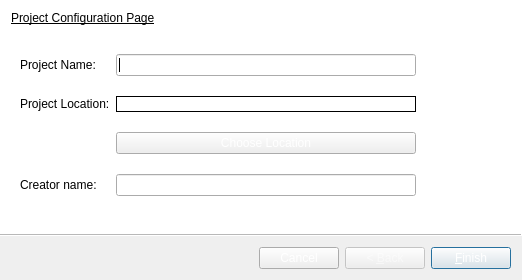
Super-SaiyanSandwich/ECMM427, file RTIe/RTIe_builder/project_Wizard.ui: the form before one commit.
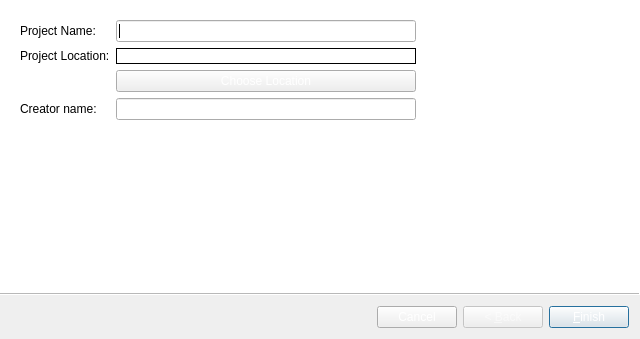
The form after the commit.

Patch:
```diff
--- a/RTIe/RTIe_builder/project_Wizard.ui
+++ b/RTIe/RTIe_builder/project_Wizard.ui
@@ -9,22 +9,10 @@
    <rect>
     <x>0</x>
     <y>0</y>
-    <width>522</width>
-    <height>280</height>
+    <width>640</width>
+    <height>339</height>
    </rect>
   </property>
-  <property name="minimumSize">
-   <size>
-    <width>522</width>
-    <height>280</height>
-   </size>
-  </property>
-  <property name="maximumSize">
-   <size>
-    <width>522</width>
-    <height>280</height>
-   </size>
-  </property>
   <property name="palette">
    <palette>
     <active>
@@ -83,50 +71,600 @@
   <widget class="QWizardPage" name="wizardPage1">
    <layout class="QFormLayout" name="formLayout_2">
     <item row="0" column="0">
-     <widget class="QLabel" name="label">
-      <property name="font">
-       <font>
-        <weight>50</weight>
-        <italic>false</italic>
-        <bold>false</bold>
-        <underline>true</underline>
-       </font>
-      </property>
-      <property name="text">
-       <string>Project Configuration Page</string>
-      </property>
-     </widget>
-    </item>
-    <item row="1" column="0">
      <widget class="QWidget" name="formWidget" native="true">
-      <property name="sizePolicy">
-       <sizepolicy hsizetype="Expanding" vsizetype="Expanding">
-        <horstretch>0</horstretch>
-        <verstretch>0</verstretch>
-       </sizepolicy>
-      </property>
-      <layout class="QGridLayout" name="gridLayout">
-       <item row="1" column="1">
-        <widget class="QLineEdit" name="project_Name_Line_Edit"/>
-       </item>
-       <item row="2" column="0">
-        <widget class="QLabel" name="label_2">
-         <property name="text">
-          <string>Project Location:</string>
-         </property>
-        </widget>
-       </item>
-       <item row="1" column="0">
+      <layout class="QFormLayout" name="formLayout">
+       <property name="labelAlignment">
+        <set>Qt::AlignLeading|Qt::AlignLeft|Qt::AlignTop</set>
+       </property>
+       <item row="0" column="0">
         <widget class="QLabel" name="label_1">
+         <property name="palette">
+          <palette>
+           <active>
+            <colorrole role="WindowText">
+             <brush brushstyle="SolidPattern">
+              <color alpha="255">
+               <red>0</red>
+               <green>0</green>
+               <blue>0</blue>
+              </color>
+             </brush>
+            </colorrole>
+            <colorrole role="Text">
+             <brush brushstyle="SolidPattern">
+              <color alpha="255">
+               <red>0</red>
+               <green>0</green>
+               <blue>0</blue>
+              </color>
+             </brush>
+            </colorrole>
+            <colorrole role="PlaceholderText">
+             <brush brushstyle="SolidPattern">
+              <color alpha="128">
+               <red>0</red>
+               <green>0</green>
+               <blue>0</blue>
+              </color>
+             </brush>
+            </colorrole>
+           </active>
+           <inactive>
+            <colorrole role="WindowText">
+             <brush brushstyle="SolidPattern">
+              <color alpha="255">
+               <red>0</red>
+               <green>0</green>
+               <blue>0</blue>
+              </color>
+             </brush>
+            </colorrole>
+            <colorrole role="Text">
+             <brush brushstyle="SolidPattern">
+              <color alpha="255">
+               <red>0</red>
+               <green>0</green>
+               <blue>0</blue>
+              </color>
+             </brush>
+            </colorrole>
+            <colorrole role="PlaceholderText">
+             <brush brushstyle="SolidPattern">
+              <color alpha="128">
+               <red>0</red>
+               <green>0</green>
+               <blue>0</blue>
+              </color>
+             </brush>
+            </colorrole>
+           </inactive>
+           <disabled>
+            <colorrole role="WindowText">
+             <brush brushstyle="SolidPattern">
+              <color alpha="127">
+               <red>255</red>
+               <green>255</green>
+               <blue>255</blue>
+              </color>
+             </brush>
+            </colorrole>
+            <colorrole role="Text">
+             <brush brushstyle="SolidPattern">
+              <color alpha="127">
+               <red>255</red>
+               <green>255</green>
+               <blue>255</blue>
+              </color>
+             </brush>
+            </colorrole>
+            <colorrole role="PlaceholderText">
+             <brush brushstyle="SolidPattern">
+              <color alpha="128">
+               <red>231</red>
+               <green>231</green>
+               <blue>231</blue>
+              </color>
+             </brush>
+            </colorrole>
+           </disabled>
+          </palette>
+         </property>
          <property name="text">
           <string>Project Name:</string>
          </property>
         </widget>
        </item>
-       <item row="4" column="1">
-        <widget class="QLineEdit" name="editor_Name"/>
+       <item row="0" column="1">
+        <widget class="QLineEdit" name="project_Name_Line_Edit">
+         <property name="palette">
+          <palette>
+           <active>
+            <colorrole role="WindowText">
+             <brush brushstyle="SolidPattern">
+              <color alpha="255">
+               <red>0</red>
+               <green>0</green>
+               <blue>0</blue>
+              </color>
+             </brush>
+            </colorrole>
+            <colorrole role="Text">
+             <brush brushstyle="SolidPattern">
+              <color alpha="255">
+               <red>0</red>
+               <green>0</green>
+               <blue>0</blue>
+              </color>
+             </brush>
+            </colorrole>
+            <colorrole role="PlaceholderText">
+             <brush brushstyle="SolidPattern">
+              <color alpha="128">
+               <red>0</red>
+               <green>0</green>
+               <blue>0</blue>
+              </color>
+             </brush>
+            </colorrole>
+           </active>
+           <inactive>
+            <colorrole role="WindowText">
+             <brush brushstyle="SolidPattern">
+              <color alpha="255">
+               <red>0</red>
+               <green>0</green>
+               <blue>0</blue>
+              </color>
+             </brush>
+            </colorrole>
+            <colorrole role="Text">
+             <brush brushstyle="SolidPattern">
+              <color alpha="255">
+               <red>0</red>
+               <green>0</green>
+               <blue>0</blue>
+              </color>
+             </brush>
+            </colorrole>
+            <colorrole role="PlaceholderText">
+             <brush brushstyle="SolidPattern">
+              <color alpha="128">
+               <red>0</red>
+               <green>0</green>
+               <blue>0</blue>
+              </color>
+             </brush>
+            </colorrole>
+           </inactive>
+           <disabled>
+            <colorrole role="WindowText">
+             <brush brushstyle="SolidPattern">
+              <color alpha="127">
+               <red>255</red>
+               <green>255</green>
+               <blue>255</blue>
+              </color>
+             </brush>
+            </colorrole>
+            <colorrole role="Text">
+             <brush brushstyle="SolidPattern">
+              <color alpha="127">
+               <red>255</red>
+               <green>255</green>
+               <blue>255</blue>
+              </color>
+             </brush>
+            </colorrole>
+            <colorrole role="PlaceholderText">
+             <brush brushstyle="SolidPattern">
+              <color alpha="128">
+               <red>231</red>
+               <green>231</green>
+               <blue>231</blue>
+              </color>
+             </brush>
+            </colorrole>
+           </disabled>
+          </palette>
+         </property>
+        </widget>
+       </item>
+       <item row="1" column="0">
+        <widget class="QLabel" name="label_2">
+         <property name="palette">
+          <palette>
+           <active>
+            <colorrole role="WindowText">
+             <brush brushstyle="SolidPattern">
+              <color alpha="255">
+               <red>0</red>
+               <green>0</green>
+               <blue>0</blue>
+              </color>
+             </brush>
+            </colorrole>
+            <colorrole role="Text">
+             <brush brushstyle="SolidPattern">
+              <color alpha="255">
+               <red>0</red>
+               <green>0</green>
+               <blue>0</blue>
+              </color>
+             </brush>
+            </colorrole>
+            <colorrole role="PlaceholderText">
+             <brush brushstyle="SolidPattern">
+              <color alpha="128">
+               <red>0</red>
+               <green>0</green>
+               <blue>0</blue>
+              </color>
+             </brush>
+            </colorrole>
+           </active>
+           <inactive>
+            <colorrole role="WindowText">
+             <brush brushstyle="SolidPattern">
+              <color alpha="255">
+               <red>0</red>
+               <green>0</green>
+               <blue>0</blue>
+              </color>
+             </brush>
+            </colorrole>
+            <colorrole role="Text">
+             <brush brushstyle="SolidPattern">
+              <color alpha="255">
+               <red>0</red>
+               <green>0</green>
+               <blue>0</blue>
+              </color>
+             </brush>
+            </colorrole>
+            <colorrole role="PlaceholderText">
+             <brush brushstyle="SolidPattern">
+              <color alpha="128">
+               <red>0</red>
+               <green>0</green>
+               <blue>0</blue>
+              </color>
+             </brush>
+            </colorrole>
+           </inactive>
+           <disabled>
+            <colorrole role="WindowText">
+             <brush brushstyle="SolidPattern">
+              <color alpha="127">
+               <red>255</red>
+               <green>255</green>
+               <blue>255</blue>
+              </color>
+             </brush>
+            </colorrole>
+            <colorrole role="Text">
+             <brush brushstyle="SolidPattern">
+              <color alpha="127">
+               <red>255</red>
+               <green>255</green>
+               <blue>255</blue>
+              </color>
+             </brush>
+            </colorrole>
+            <colorrole role="PlaceholderText">
+             <brush brushstyle="SolidPattern">
+              <color alpha="128">
+               <red>231</red>
+               <green>231</green>
+               <blue>231</blue>
+              </color>
+             </brush>
+            </colorrole>
+           </disabled>
+          </palette>
+         </property>
+         <property name="text">
+          <string>Project Location:</string>
+         </property>
+        </widget>
        </item>
        <item row="2" column="1">
+        <widget class="QPushButton" name="choose_Dialog">
+         <property name="sizePolicy">
+          <sizepolicy hsizetype="Preferred" vsizetype="Maximum">
+           <horstretch>0</horstretch>
+           <verstretch>0</verstretch>
+          </sizepolicy>
+         </property>
+         <property name="palette">
+          <palette>
+           <active>
+            <colorrole role="WindowText">
+             <brush brushstyle="SolidPattern">
+              <color alpha="255">
+               <red>0</red>
+               <green>0</green>
+               <blue>0</blue>
+              </color>
+             </brush>
+            </colorrole>
+            <colorrole role="Text">
+             <brush brushstyle="SolidPattern">
+              <color alpha="255">
+               <red>0</red>
+               <green>0</green>
+               <blue>0</blue>
+              </color>
+             </brush>
+            </colorrole>
+            <colorrole role="PlaceholderText">
+             <brush brushstyle="SolidPattern">
+              <color alpha="128">
+               <red>0</red>
+               <green>0</green>
+               <blue>0</blue>
+              </color>
+             </brush>
+            </colorrole>
+           </active>
+           <inactive>
+            <colorrole role="WindowText">
+             <brush brushstyle="SolidPattern">
+              <color alpha="255">
+               <red>0</red>
+               <green>0</green>
+               <blue>0</blue>
+              </color>
+             </brush>
+            </colorrole>
+            <colorrole role="Text">
+             <brush brushstyle="SolidPattern">
+              <color alpha="255">
+               <red>0</red>
+               <green>0</green>
+               <blue>0</blue>
+              </color>
+             </brush>
+            </colorrole>
+            <colorrole role="PlaceholderText">
+             <brush brushstyle="SolidPattern">
+              <color alpha="128">
+               <red>0</red>
+               <green>0</green>
+               <blue>0</blue>
+              </color>
+             </brush>
+            </colorrole>
+           </inactive>
+           <disabled>
+            <colorrole role="WindowText">
+             <brush brushstyle="SolidPattern">
+              <color alpha="127">
+               <red>255</red>
+               <green>255</green>
+               <blue>255</blue>
+              </color>
+             </brush>
+            </colorrole>
+            <colorrole role="Text">
+             <brush brushstyle="SolidPattern">
+              <color alpha="127">
+               <red>255</red>
+               <green>255</green>
+               <blue>255</blue>
+              </color>
+             </brush>
+            </colorrole>
+            <colorrole role="PlaceholderText">
+             <brush brushstyle="SolidPattern">
+              <color alpha="128">
+               <red>231</red>
+               <green>231</green>
+               <blue>231</blue>
+              </color>
+             </brush>
+            </colorrole>
+           </disabled>
+          </palette>
+         </property>
+         <property name="text">
+          <string>Choose Location</string>
+         </property>
+        </widget>
+       </item>
+       <item row="3" column="0">
+        <widget class="QLabel" name="label_3">
+         <property name="palette">
+          <palette>
+           <active>
+            <colorrole role="WindowText">
+             <brush brushstyle="SolidPattern">
+              <color alpha="255">
+               <red>0</red>
+               <green>0</green>
+               <blue>0</blue>
+              </color>
+             </brush>
+            </colorrole>
+            <colorrole role="Text">
+             <brush brushstyle="SolidPattern">
+              <color alpha="255">
+               <red>0</red>
+               <green>0</green>
+               <blue>0</blue>
+              </color>
+             </brush>
+            </colorrole>
+            <colorrole role="PlaceholderText">
+             <brush brushstyle="SolidPattern">
+              <color alpha="128">
+               <red>0</red>
+               <green>0</green>
+               <blue>0</blue>
+              </color>
+             </brush>
+            </colorrole>
+           </active>
+           <inactive>
+            <colorrole role="WindowText">
+             <brush brushstyle="SolidPattern">
+              <color alpha="255">
+               <red>0</red>
+               <green>0</green>
+               <blue>0</blue>
+              </color>
+             </brush>
+            </colorrole>
+            <colorrole role="Text">
+             <brush brushstyle="SolidPattern">
+              <color alpha="255">
+               <red>0</red>
+               <green>0</green>
+               <blue>0</blue>
+              </color>
+             </brush>
+            </colorrole>
+            <colorrole role="PlaceholderText">
+             <brush brushstyle="SolidPattern">
+              <color alpha="128">
+               <red>0</red>
+               <green>0</green>
+               <blue>0</blue>
+              </color>
+             </brush>
+            </colorrole>
+           </inactive>
+           <disabled>
+            <colorrole role="WindowText">
+             <brush brushstyle="SolidPattern">
+              <color alpha="127">
+               <red>255</red>
+               <green>255</green>
+               <blue>255</blue>
+              </color>
+             </brush>
+            </colorrole>
+            <colorrole role="Text">
+             <brush brushstyle="SolidPattern">
+              <color alpha="127">
+               <red>255</red>
+               <green>255</green>
+               <blue>255</blue>
+              </color>
+             </brush>
+            </colorrole>
+            <colorrole role="PlaceholderText">
+             <brush brushstyle="SolidPattern">
+              <color alpha="128">
+               <red>231</red>
+               <green>231</green>
+               <blue>231</blue>
+              </color>
+             </brush>
+            </colorrole>
+           </disabled>
+          </palette>
+         </property>
+         <property name="text">
+          <string>Creator name:</string>
+         </property>
+        </widget>
+       </item>
+       <item row="3" column="1">
+        <widget class="QLineEdit" name="editor_Name">
+         <property name="palette">
+          <palette>
+           <active>
+            <colorrole role="WindowText">
+             <brush brushstyle="SolidPattern">
+              <color alpha="255">
+               <red>0</red>
+               <green>0</green>
+               <blue>0</blue>
+              </color>
+             </brush>
+            </colorrole>
+            <colorrole role="Text">
+             <brush brushstyle="SolidPattern">
+              <color alpha="255">
+               <red>0</red>
+               <green>0</green>
+               <blue>0</blue>
+              </color>
+             </brush>
+            </colorrole>
+            <colorrole role="PlaceholderText">
+             <brush brushstyle="SolidPattern">
+              <color alpha="128">
+               <red>0</red>
+               <green>0</green>
+               <blue>0</blue>
+              </color>
+             </brush>
+            </colorrole>
+           </active>
+           <inactive>
+            <colorrole role="WindowText">
+             <brush brushstyle="SolidPattern">
+              <color alpha="255">
+               <red>0</red>
+               <green>0</green>
+               <blue>0</blue>
+              </color>
+             </brush>
+            </colorrole>
+            <colorrole role="Text">
+             <brush brushstyle="SolidPattern">
+              <color alpha="255">
+               <red>0</red>
+               <green>0</green>
+               <blue>0</blue>
+              </color>
+             </brush>
+            </colorrole>
+            <colorrole role="PlaceholderText">
+             <brush brushstyle="SolidPattern">
+              <color alpha="128">
+               <red>0</red>
+               <green>0</green>
+               <blue>0</blue>
+              </color>
+             </brush>
+            </colorrole>
+           </inactive>
+           <disabled>
+            <colorrole role="WindowText">
+             <brush brushstyle="SolidPattern">
+              <color alpha="127">
+               <red>255</red>
+               <green>255</green>
+               <blue>255</blue>
+              </color>
+             </brush>
+            </colorrole>
+            <colorrole role="Text">
+             <brush brushstyle="SolidPattern">
+              <color alpha="127">
+               <red>255</red>
+               <green>255</green>
+               <blue>255</blue>
+              </color>
+             </brush>
+            </colorrole>
+            <colorrole role="PlaceholderText">
+             <brush brushstyle="SolidPattern">
+              <color alpha="128">
+               <red>231</red>
+               <green>231</green>
+               <blue>231</blue>
+              </color>
+             </brush>
+            </colorrole>
+           </disabled>
+          </palette>
+         </property>
+        </widget>
+       </item>
+       <item row="1" column="1">
         <widget class="QLabel" name="path_Placeholder">
          <property name="sizePolicy">
           <sizepolicy hsizetype="Expanding" vsizetype="Maximum">
@@ -140,6 +678,97 @@
            <height>0</height>
           </size>
          </property>
+         <property name="palette">
+          <palette>
+           <active>
+            <colorrole role="WindowText">
+             <brush brushstyle="SolidPattern">
+              <color alpha="255">
+               <red>0</red>
+               <green>0</green>
+               <blue>0</blue>
+              </color>
+             </brush>
+            </colorrole>
+            <colorrole role="Text">
+             <brush brushstyle="SolidPattern">
+              <color alpha="255">
+               <red>0</red>
+               <green>0</green>
+               <blue>0</blue>
+              </color>
+             </brush>
+            </colorrole>
+            <colorrole role="PlaceholderText">
+             <brush brushstyle="SolidPattern">
+              <color alpha="128">
+               <red>0</red>
+               <green>0</green>
+               <blue>0</blue>
+              </color>
+             </brush>
+            </colorrole>
+           </active>
+           <inactive>
+            <colorrole role="WindowText">
+             <brush brushstyle="SolidPattern">
+              <color alpha="255">
+               <red>0</red>
+               <green>0</green>
+               <blue>0</blue>
+              </color>
+             </brush>
+            </colorrole>
+            <colorrole role="Text">
+             <brush brushstyle="SolidPattern">
+              <color alpha="255">
+               <red>0</red>
+               <green>0</green>
+               <blue>0</blue>
+              </color>
+             </brush>
+            </colorrole>
+            <colorrole role="PlaceholderText">
+             <brush brushstyle="SolidPattern">
+              <color alpha="128">
+               <red>0</red>
+               <green>0</green>
+               <blue>0</blue>
+              </color>
+             </brush>
+            </colorrole>
+           </inactive>
+           <disabled>
+            <colorrole role="WindowText">
+             <brush brushstyle="SolidPattern">
+              <color alpha="127">
+               <red>255</red>
+               <green>255</green>
+               <blue>255</blue>
+              </color>
+             </brush>
+            </colorrole>
+            <colorrole role="Text">
+             <brush brushstyle="SolidPattern">
+              <color alpha="127">
+               <red>255</red>
+               <green>255</green>
+               <blue>255</blue>
+              </color>
+             </brush>
+            </colorrole>
+            <colorrole role="PlaceholderText">
+             <brush brushstyle="SolidPattern">
+              <color alpha="128">
+               <red>231</red>
+               <green>231</green>
+               <blue>231</blue>
+              </color>
+             </brush>
+            </colorrole>
+           </disabled>
+          </palette>
+         </property>
          <property name="frameShape">
           <enum>QFrame::Box</enum>
          </property>
@@ -154,26 +783,6 @@
          </property>
         </widget>
        </item>
-       <item row="3" column="1">
-        <widget class="QPushButton" name="choose_Dialog">
-         <property name="sizePolicy">
-          <sizepolicy hsizetype="Preferred" vsizetype="Maximum">
-           <horstretch>0</horstretch>
-           <verstretch>0</verstretch>
-          </sizepolicy>
-         </property>
-         <property name="text">
-          <string>Choose Location</string>
-         </property>
-        </widget>
-       </item>
-       <item row="4" column="0">
-        <widget class="QLabel" name="label_3">
-         <property name="text">
-          <string>Creator name:</string>
-         </property>
-        </widget>
-       </item>
       </layout>
      </widget>
     </item>
```
